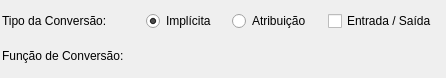
Before: the Qt Designer form libpgmodeler_ui/ui/conversaotipowidget.ui in pgmodeler/pgmodeler, drawn with Qt 5.
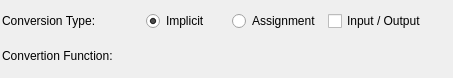
After: the same form once the commit is applied.

```diff
--- a/libpgmodeler_ui/ui/conversaotipowidget.ui
+++ b/libpgmodeler_ui/ui/conversaotipowidget.ui
@@ -6,7 +6,7 @@
    <rect>
     <x>0</x>
     <y>0</y>
-    <width>446</width>
+    <width>453</width>
     <height>78</height>
    </rect>
   </property>
@@ -47,7 +47,7 @@
       </size>
      </property>
      <property name="text">
-      <string>Tipo da Conversão:</string>
+      <string>Conversion Type:</string>
      </property>
     </widget>
    </item>
@@ -72,7 +72,7 @@
       </size>
      </property>
      <property name="text">
-      <string>Implícita</string>
+      <string>Implicit</string>
      </property>
      <property name="checked">
       <bool>true</bool>
@@ -100,7 +100,7 @@
       </size>
      </property>
      <property name="text">
-      <string>Atribuição</string>
+      <string>Assignment</string>
      </property>
     </widget>
    </item>
@@ -113,7 +113,7 @@
       </sizepolicy>
      </property>
      <property name="text">
-      <string>Entrada / Saída</string>
+      <string>Input / Output</string>
      </property>
     </widget>
    </item>
@@ -138,7 +138,7 @@
       </size>
      </property>
      <property name="text">
-      <string>Função de Conversão:</string>
+      <string>Convertion Function:</string>
      </property>
     </widget>
    </item>
```
